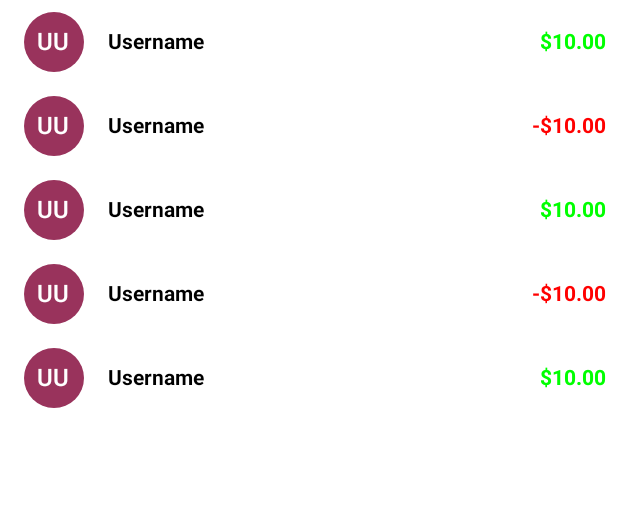
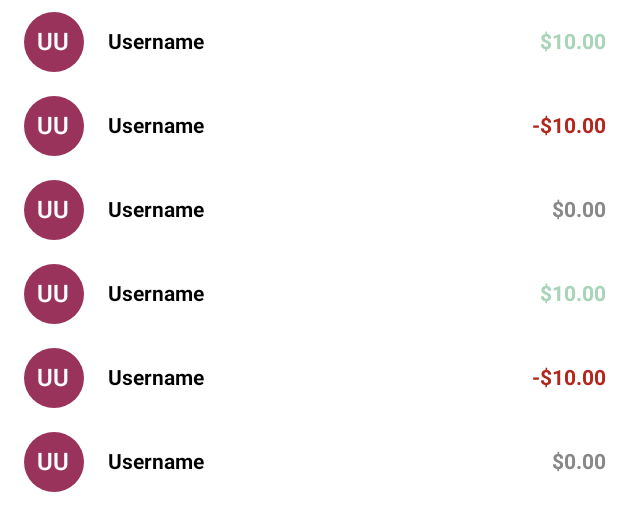
Before and after one commit to Brendon-Mendicino/HouseShare2, an Android app built with Jetpack Compose: the @Preview function AccountBalancePreview, on a phone screen of 412 x 824 dp. Shown: the top 531 px of the screen. Run offline under Robolectric (Android 15) with nearby library versions, the phone set to English and light mode, and no system bars.

Commit message:
feat: modified billing color

```diff
--- a/app/src/main/java/lol/terabrendon/houseshare2/presentation/billing/BillingScreen.kt
+++ b/app/src/main/java/lol/terabrendon/houseshare2/presentation/billing/BillingScreen.kt
@@ -5,8 +5,6 @@ import androidx.compose.animation.animateContentSize
 import androidx.compose.foundation.ExperimentalFoundationApi
 import androidx.compose.foundation.background
 import androidx.compose.foundation.clickable
-import androidx.compose.foundation.layout.Arrangement
-import androidx.compose.foundation.layout.Box
 import androidx.compose.foundation.layout.Column
 import androidx.compose.foundation.layout.Row
 import androidx.compose.foundation.layout.Spacer
@@ -144,7 +142,11 @@ private fun AccountBalance(modifier: Modifier = Modifier, balances: List<Billing
 
 @Composable
 private fun AccountBalanceItem(modifier: Modifier = Modifier, billingBalance: BillingBalanceModel) {
-    val userBillingColor = if (billingBalance.finalBalance > 0) Color.Green else Color.Red
+    val userBillingColor = when {
+        billingBalance.finalBalance > 0 -> Color(168, 213, 186)
+        billingBalance.finalBalance < 0 -> MaterialTheme.colorScheme.error
+        else -> Color.Gray
+    }
 
     Column(modifier = modifier) {
         Row(
@@ -223,7 +225,7 @@ private fun ExpenseItem(modifier: Modifier = Modifier, expense: ExpenseModel) {
                 Text(
                     stringResource(
                         R.string.paid,
-                        expense.expenseOwner,
+                        expense.expenseOwner.username,
                         expense.amount.currencyFormat()
                     )
                 )
@@ -266,9 +268,13 @@ fun AccountBalancePreview() {
     val balances = generateSequence { BillingBalanceModel.default() }.mapIndexed { i, b ->
         b.copy(
             user = b.user.copy(id = i.toLong()),
-            finalBalance = if (i % 2 == 0) 10.0 else -10.0,
+            finalBalance = when (i % 3) {
+                0 -> 10.0
+                1 -> -10.0
+                else -> 0.0
+            },
         )
-    }.take(5).toList()
+    }.take(6).toList()
 
     AccountBalance(balances = balances)
 }
```
